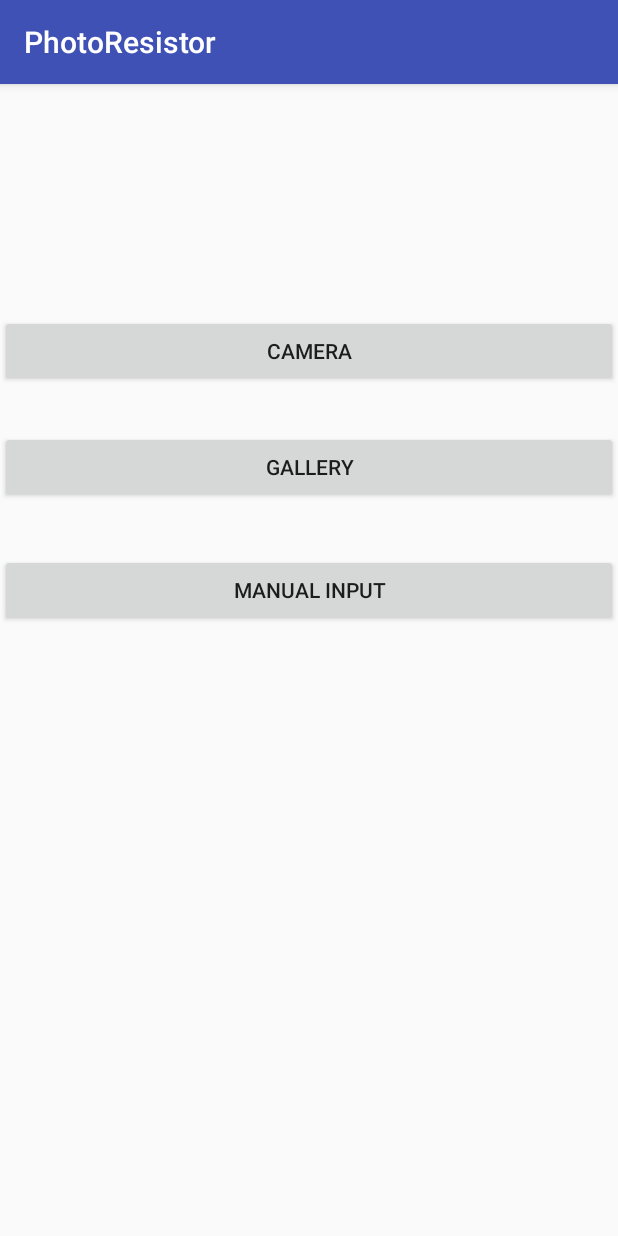
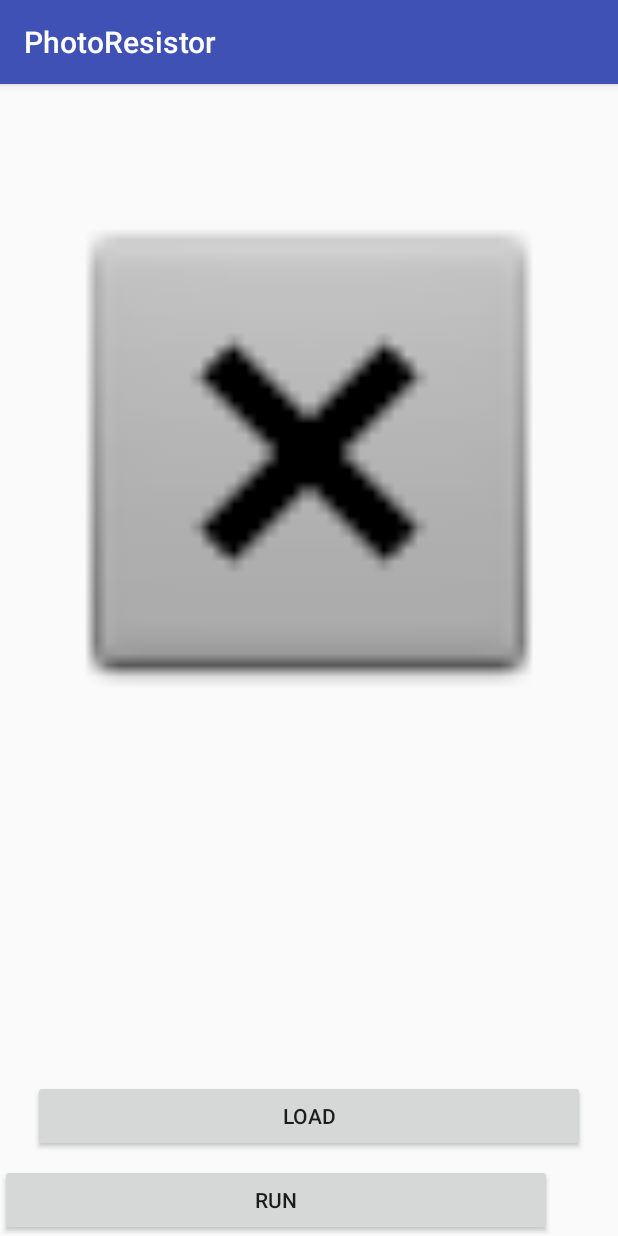
Before and after one commit to Omar6re/PhotoResistor, an Android app: the screen it shows after launch (MainMenu before the commit, TestActivity after it), on a phone screen of 412 x 824 dp. Run offline under Robolectric (Android 15) with nearby library versions, the phone set to English and light mode, and no system bars.

Commit message:
Errors with image color identify.

```diff
--- a/app/build.gradle
+++ b/app/build.gradle
@@ -39,6 +39,5 @@ dependencies {
         transitive = true
     }
     implementation('com.github.krokyze:ucropnedit:2.2.2')
-    implementation 'com.android.support:palette-v7:27.1.1'
-
+    implementation ('com.android.support:palette-v7:27.1.1')
 }
--- /dev/null
+++ b/app/src/main/java/com/adoo/escom/photoresistor/TestActivity.java
@@ -0,0 +1,100 @@
+package com.adoo.escom.photoresistor;
+
+import android.annotation.SuppressLint;
+import android.app.Activity;
+import android.content.Intent;
+import android.graphics.Bitmap;
+import android.net.Uri;
+import android.os.Bundle;
+import android.support.v7.app.AppCompatActivity;
+import android.view.View;
+import android.widget.Button;
+import android.widget.ImageView;
+import android.widget.Toast;
+import com.bumptech.glide.Glide;
+
+import java.io.IOException;
+
+import static android.provider.MediaStore.Images.Media;
+
+public class TestActivity extends AppCompatActivity {
+
+    private final int GALLERY_INTENT = 1000;
+    private final int GALLERY_CODE = 11;
+    private Bitmap image = null;
+    private ImageView imgView;
+    private ImageView imgView2;
+
+    @Override
+    protected void onCreate(Bundle savedInstanceState) {
+        super.onCreate(savedInstanceState);
+        setContentView(R.layout.activity_test);
+
+        Button load = findViewById(R.id.btnLoad);
+        Button run = findViewById(R.id.btnRun);
+        imgView2 = findViewById(R.id.imageViewTest2);
+
+        load.setOnClickListener(new View.OnClickListener() {
+            @Override
+            public void onClick(View view) {
+                throwIntent(GALLERY_INTENT);
+            }
+        });
+
+        run.setOnClickListener(new View.OnClickListener() {
+            @SuppressLint("CheckResult")
+            @Override
+            public void onClick(View v) {
+                if (image != null) {
+                    try {
+                        ResistorImage img = new ResistorImage(image);
+                        image = img.getImage();
+                        Glide.with(TestActivity.this).load(image).into(imgView2);
+                        Toast.makeText(TestActivity.this, "Everything OK.", Toast.LENGTH_SHORT).show();
+                    } catch (IOException e) {
+                        e.printStackTrace();
+                    }
+
+                }
+                else{
+                    Toast.makeText(TestActivity.this, "You must choose an image.", Toast.LENGTH_SHORT).show();
+                }
+            }
+        });
+    }
+
+    private void throwIntent(int which) {
+        switch (which) {
+
+            case GALLERY_INTENT:
+
+                Intent gallery = new Intent(Intent.ACTION_PICK);
+                gallery.setType("image/*");
+                startActivityForResult(gallery, GALLERY_CODE);
+
+                break;
+        }
+    }
+
+    @Override
+    protected void onActivityResult(int requestCode, int resultCode, Intent data) {
+
+        switch (requestCode) {
+            case GALLERY_CODE:
+
+                if (resultCode == Activity.RESULT_OK && data != null && data.getData() != null) {
+                    Uri resultUri = data.getData();
+                    try {
+                        image = Media.getBitmap(this.getContentResolver(), resultUri);
+                    } catch (IOException e) {
+                        e.printStackTrace();
+                    }
+
+                } else {
+                    Toast.makeText(this, "There was an error picking the picture MAIN", Toast.LENGTH_SHORT).show();
+                }
+        }
+
+        super.onActivityResult(requestCode, resultCode, data);
+    }
+}
--- /dev/null
+++ b/app/src/main/res/layout/activity_test.xml
@@ -0,0 +1,37 @@
+<?xml version="1.0" encoding="utf-8"?>
+<android.support.constraint.ConstraintLayout xmlns:android="http://schemas.android.com/apk/res/android"
+    xmlns:app="http://schemas.android.com/apk/res-auto"
+    xmlns:tools="http://schemas.android.com/tools"
+    android:layout_width="match_parent"
+    android:layout_height="match_parent"
+    tools:context=".TestActivity">
+
+    <Button
+        android:id="@+id/btnLoad"
+        android:layout_width="368dp"
+        android:layout_height="wrap_content"
+        android:layout_marginBottom="8dp"
+        android:text="Load"
+        app:layout_constraintBottom_toTopOf="@+id/btnRun"
+        app:layout_constraintEnd_toEndOf="parent"
+        app:layout_constraintStart_toStartOf="parent" />
+
+    <Button
+        android:id="@+id/btnRun"
+        android:layout_width="368dp"
+        android:layout_height="wrap_content"
+        android:text="Run"
+        app:layout_constraintBottom_toBottomOf="parent"
+        tools:layout_editor_absoluteX="8dp" />
+
+    <ImageView
+        android:id="@+id/imageViewTest2"
+        android:layout_width="368dp"
+        android:layout_height="391dp"
+        app:layout_constraintBottom_toBottomOf="parent"
+        app:layout_constraintEnd_toEndOf="parent"
+        app:layout_constraintStart_toStartOf="parent"
+        app:layout_constraintTop_toTopOf="parent"
+        app:layout_constraintVertical_bias="0.132"
+        app:srcCompat="@android:drawable/btn_dialog" />
+</android.support.constraint.ConstraintLayout>
--- a/build.gradle
+++ b/build.gradle
@@ -11,7 +11,7 @@ buildscript {
         maven { url "https://jitpack.io" }
     }
     dependencies {
-        classpath 'com.android.tools.build:gradle:3.1.1'
+        classpath 'com.android.tools.build:gradle:3.1.2'
 
         // NOTE: Do not place your application dependencies here; they belong
         // in the individual module build.gradle files
```
Also changed, not shown: app/src/main/AndroidManifest.xml (+16 -14 lines), app/src/main/java/ImageAnalysis/Area.java (added, +28 -0 lines), app/src/main/java/ImageAnalysis/ColorIdentifier.java (added, +72 -0 lines), app/src/main/java/com/adoo/escom/photoresistor/ColorIdentifier.java (deleted, +0 -7 lines), app/src/main/java/com/adoo/escom/photoresistor/EditImageActivity.java (+6 -1 lines), app/src/main/java/com/adoo/escom/photoresistor/RICI.java (deleted, +0 -62 lines), app/src/main/java/com/adoo/escom/photoresistor/Resistor.java (+8 -20 lines), app/src/main/java/com/adoo/escom/photoresistor/ResistorImage.java (+190 -33 lines).
